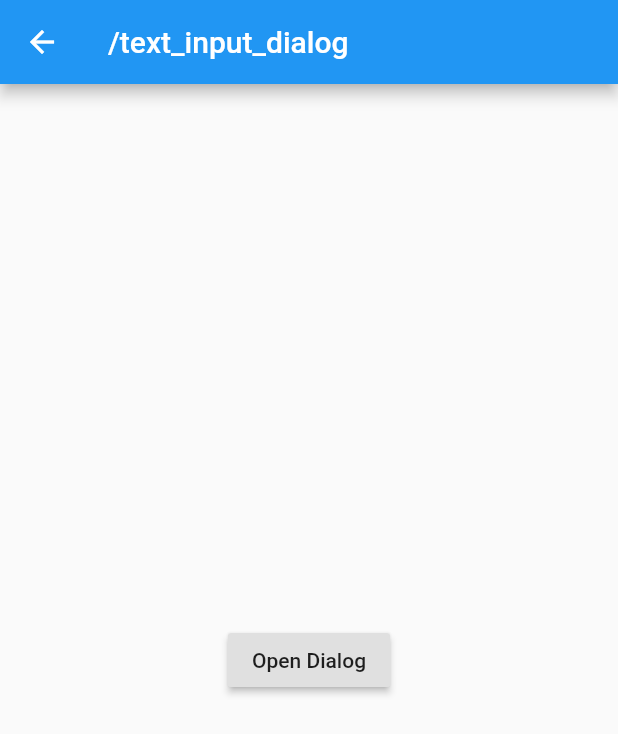
After one commit to mono0926/flutter_mono_kit, a Flutter app: the TextInputDialogPage screen opened by its route, on a phone screen of 412 x 824 dp. The commit adds this screen. Shown: the top 734 px of the screen. Run offline on Flutter 3.47's test engine with Material 2 defaults, Android fonts, the phone set to English and light mode, and no system bars; our stand-ins replace flutter_cache_manager, rxdart, tinycolor; missing offline and left inert: disposable_provider, simple_logger.

Commit message:
Add TextInputDialog

```diff
--- /dev/null
+++ b/example/lib/pages/text_input_dialog_page.dart
@@ -0,0 +1,34 @@
+import 'package:example/util/util.dart';
+import 'package:flutter/material.dart';
+import 'package:mono_kit/mono_kit.dart';
+
+class TextInputDialogPage extends StatelessWidget {
+  const TextInputDialogPage({Key key}) : super(key: key);
+
+  static const routeName = '/text_input_dialog';
+
+  @override
+  Widget build(BuildContext context) {
+    return Scaffold(
+      appBar: AppBar(
+        title: const Text(routeName),
+      ),
+      body: Center(
+        child: RaisedButton(
+          child: Text('Open Dialog'),
+          onPressed: () {
+            showDialog(
+              context: context,
+              builder: (context) => TextInputDialog(
+                titleLabel: 'Hello',
+                okLabel: 'OK',
+                onOkPressed: logger.info,
+                initialText: 'World',
+              ),
+            );
+          },
+        ),
+      ),
+    );
+  }
+}
--- a/example/lib/router.dart
+++ b/example/lib/router.dart
@@ -3,6 +3,7 @@ import 'package:example/pages/color_ex_page.dart';
 import 'package:example/pages/life_cycle_observer_page.dart';
 import 'package:example/pages/overflow_detectable_text_page/overflow_detectable_text_page.dart';
 import 'package:example/pages/paging_scroll_page.dart';
+import 'package:example/pages/text_input_dialog_page.dart';
 import 'package:example/pages/unfocus_on_tap_page.dart';
 import 'package:flutter/material.dart';
 
@@ -19,6 +20,7 @@ class Router {
     PagingScrollPage.routeName: (context) => const PagingScrollPage(),
     BannerVisibilityPage.routeName: (context) => const BannerVisibilityPage(),
     ColorExPage.routeName: (context) => const ColorExPage(),
+    TextInputDialogPage.routeName: (context) => const TextInputDialogPage(),
   };
 
   Route handle(RouteSettings settings) {
--- a/lib/widgets/widgets.dart
+++ b/lib/widgets/widgets.dart
@@ -10,6 +10,7 @@ export 'listener/listener.dart';
 export 'overflow_detectable_text.dart';
 export 'ripple_effect_button.dart';
 export 'scroll_keyboard_shortcut.dart';
+export 'text_input_dialog.dart';
 export 'text_scale_factor.dart';
 export 'unfocus_on_tap.dart';
 export 'value_observable_builder.dart';
--- a/pubspec.yaml
+++ b/pubspec.yaml
@@ -1,6 +1,6 @@
 name: mono_kit
 description: A collection of convenient widgets and utils made by mono. Under construction now.
-version: 0.12.0
+version: 0.12.1
 homepage: https://github.com/mono0926/flutter_mono_kit
 environment:
   sdk: ">=2.6.0 <3.0.0"
```
Also changed, not shown: example/lib/pages/home_page.dart (+8 -0 lines), lib/widgets/text_input_dialog.dart (added, +61 -0 lines), example/pubspec.lock, 2 other files.
